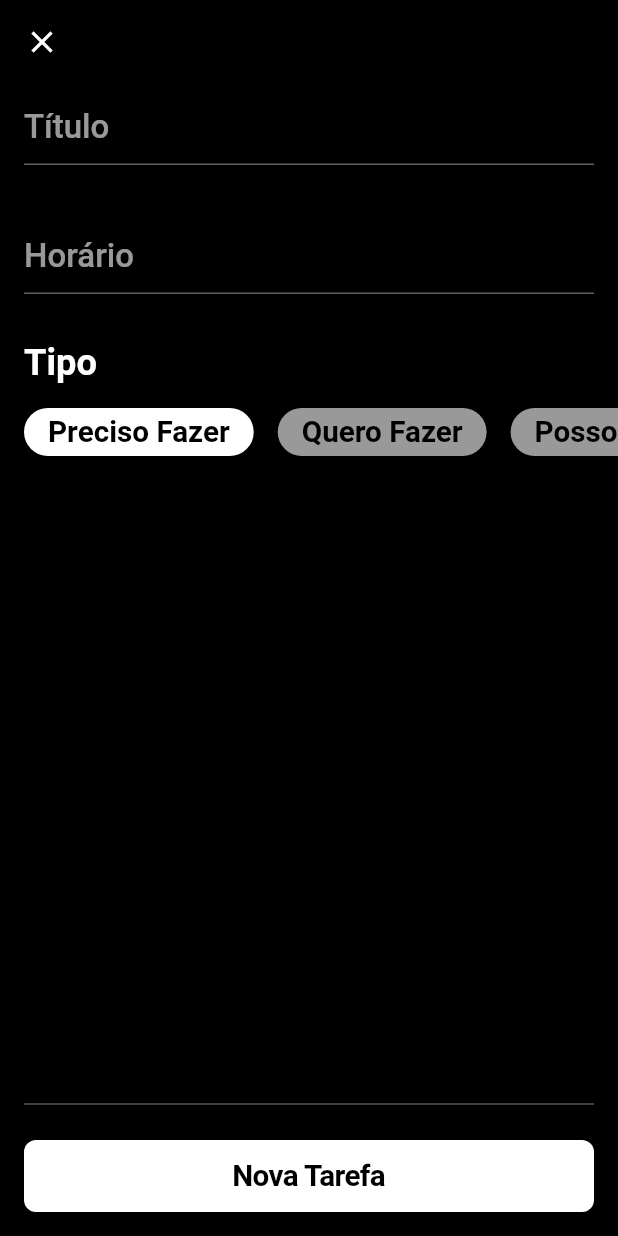
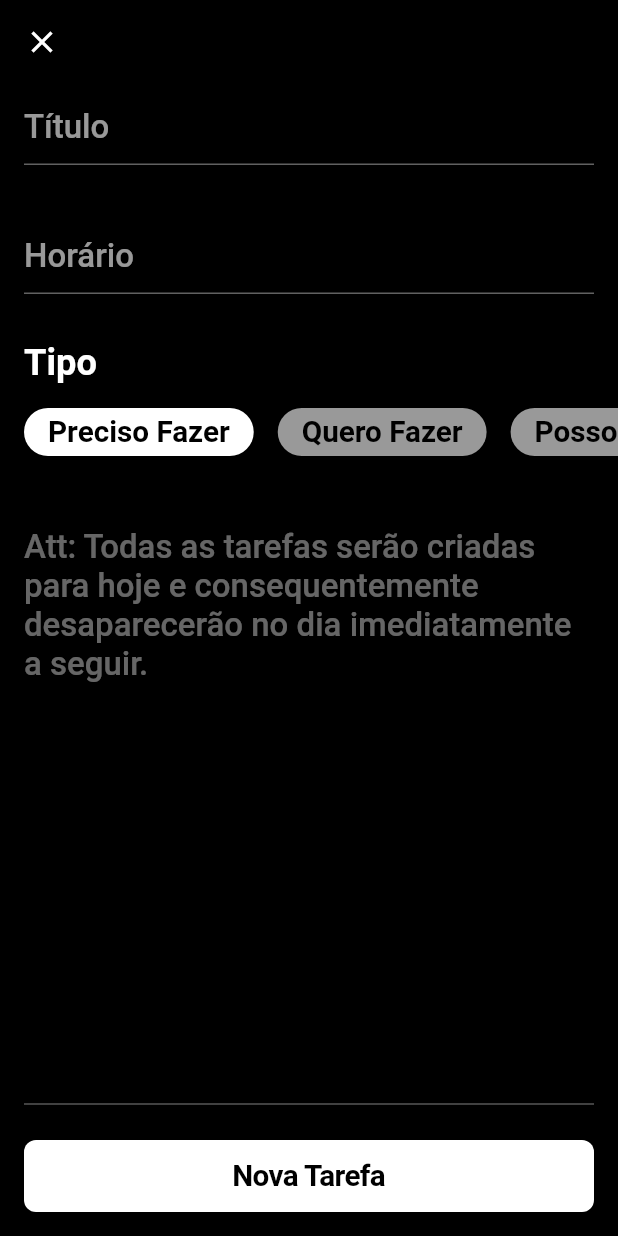
Before and after one commit to sickocoder/flutter-doit, a Flutter app: the AddTask screen opened by its route, on a phone screen of 412 x 824 dp. Run offline on Flutter 3.47's test engine with Material 2 defaults, Android fonts, the phone set to English and light mode, and no system bars; our stand-ins replace flutter_datetime_picker, flutter_svg, google_fonts, grouped_list, shared_preferences, sqflite; missing offline and left inert: translator; accounts and stored records are empty; network calls fail; Roboto replaces fonts that are missing (Ubuntu).

```diff
--- a/lib/pages/add-task/index.dart
+++ b/lib/pages/add-task/index.dart
@@ -233,6 +233,15 @@ class _AddTaskState extends State<AddTask> {
                       ],
                     ),
                   ),
+                  Opacity(
+                    opacity: 0.4,
+                    child: Padding(
+                      padding: const EdgeInsets.symmetric(
+                          horizontal: 16.0, vertical: 32),
+                      child: ScalableText(
+                          'Att: Todas as tarefas serão criadas para hoje e consequentemente desaparecerão no dia imediatamente a seguir.'),
+                    ),
+                  ),
                 ],
               ),
             ),
```
Also changed, not shown: lib/pages/home/index.dart (+8 -0 lines).
